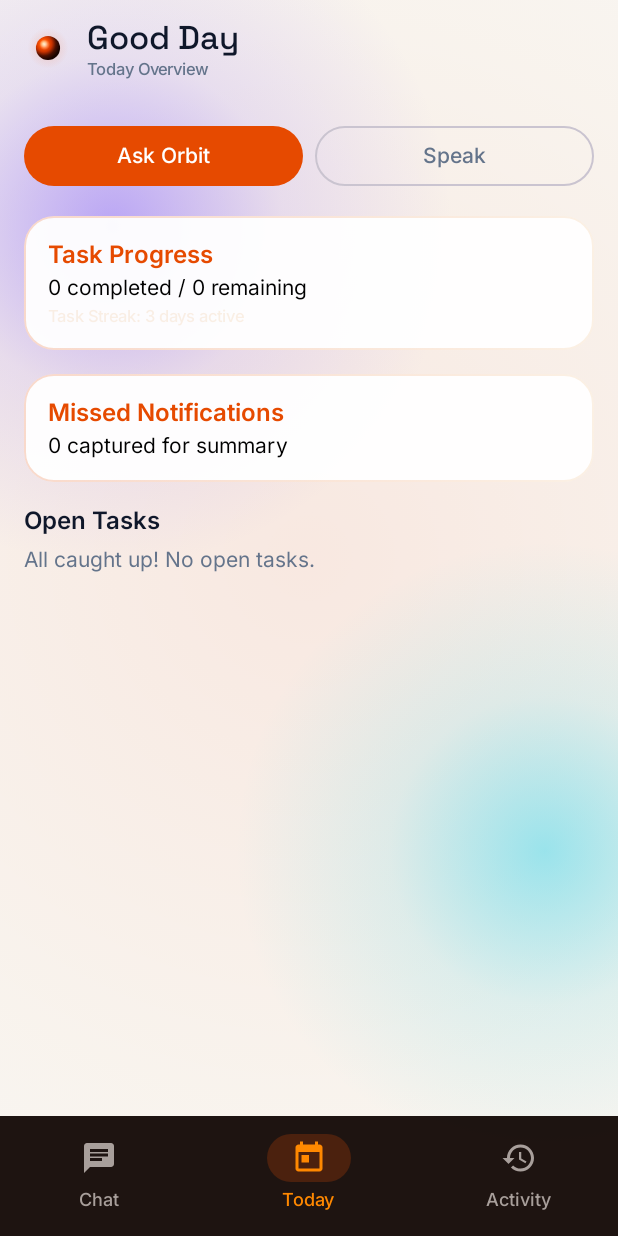
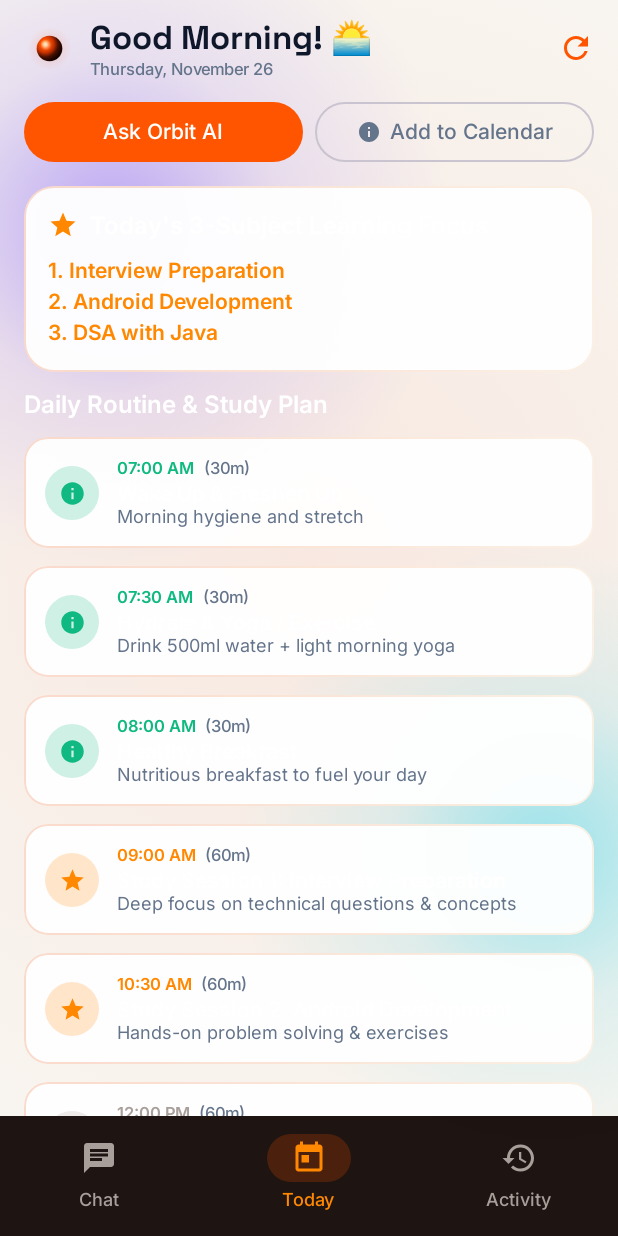
Before and after one commit to akashray398/Orbit, an Android app built with Jetpack Compose: the TodayScreen screen opened through its navigation route, on a phone screen of 412 x 824 dp. Run offline under Robolectric (Android 15) with nearby library versions, the phone set to English and light mode, and no system bars; our stand-ins replace Dagger/Hilt's generated code, Room's generated code, Shimmer, paging.

Commit message:
SMART PERSONAL DAILY PLANNER IMPLEMENTATION

```diff
--- /dev/null
+++ b/core/data/src/main/java/com/orbit/app/core/data/planner/DailyPlannerEngine.kt
@@ -0,0 +1,108 @@
+package com.orbit.app.core.data.planner
+
+import java.text.SimpleDateFormat
+import java.util.Calendar
+import java.util.Date
+import java.util.Locale
+import javax.inject.Inject
+import javax.inject.Singleton
+
+data class PlannerItem(
+    val id: String,
+    val category: String, // HEALTH, STUDY, PROJECT, AI_LEARNING, PERSONAL, REVIEW
+    val title: String,
+    val timeStr: String,
+    val durationMinutes: Int,
+    val description: String,
+    var isCompleted: Boolean = false
+)
+
+data class DailyPlanReport(
+    val dateStr: String,
+    val greeting: String,
+    val items: List<PlannerItem>,
+    val studySubjectsToday: List<String>
+)
+
+@Singleton
+class DailyPlannerEngine @Inject constructor() {
+
+    private val allStudySubjects = listOf(
+        "Interview Preparation",
+        "Android Development",
+        "DSA with Java",
+        "AI and Generative AI"
+    )
+
+    private var currentDayIndex = 0
+
+    fun generatePlan(
+        incompleteSubject: String? = null,
+        isTiredMode: Boolean = false
+    ): DailyPlanReport {
+        val now = Date()
+        val dateIso = SimpleDateFormat("yyyy-MM-dd", Locale.getDefault()).format(now)
+        val dateDisplay = SimpleDateFormat("EEEE, MMMM d", Locale.getDefault()).format(now)
+
+        val cal = Calendar.getInstance()
+        val hour = cal.get(Calendar.HOUR_OF_DAY)
+        val greeting = when {
+            hour in 5..11 -> "Good Morning! 🌅"
+            hour in 12..16 -> "Good Afternoon! ☀️"
+            else -> "Good Evening! 🌙"
+        }
+
+        // Rotate 3 subjects out of 4 intelligently
+        val rotated = mutableListOf<String>()
+        if (!incompleteSubject.isNullOrBlank() && allStudySubjects.any { it.contains(incompleteSubject, ignoreCase = true) }) {
+            val matched = allStudySubjects.first { it.contains(incompleteSubject, ignoreCase = true) }
+            rotated.add(matched)
+        }
+
+        for (i in 0..3) {
+            val idx = (currentDayIndex + i) % allStudySubjects.size
+            val subj = allStudySubjects[idx]
+            if (!rotated.contains(subj) && rotated.size < 3) {
+                rotated.add(subj)
+            }
+        }
+        currentDayIndex = (currentDayIndex + 1) % allStudySubjects.size
+
+        val items = mutableListOf<PlannerItem>()
+
+        // 1. Morning Health Routine
+        items.add(PlannerItem("p1", "HEALTH", "Wake Up & Freshen Up", "07:00 AM", 30, "Morning hygiene and stretch"))
+        items.add(PlannerItem("p2", "HEALTH", "Hydrate & Yoga / Exercise", "07:30 AM", 30, "Drink 500ml water + light morning yoga"))
+        items.add(PlannerItem("p3", "HEALTH", "Healthy Breakfast", "08:00 AM", 30, "Nutritious breakfast to fuel your day"))
+
+        if (isTiredMode) {
+            // Light Schedule
+            items.add(PlannerItem("p4", "STUDY", "Study Session: ${rotated[0]}", "09:30 AM", 45, "Focused core study session"))
+            items.add(PlannerItem("p5", "PERSONAL", "Relaxation & Walk", "11:00 AM", 45, "Light break to recharge energy"))
+            items.add(PlannerItem("p6", "HEALTH", "Lunch & Rest", "01:00 PM", 60, "Balanced lunch and midday rest"))
+            items.add(PlannerItem("p7", "PROJECT", "Orbit AI Project Work", "03:00 PM", 60, "Light project task execution"))
+            items.add(PlannerItem("p8", "AI_LEARNING", "10-Min Tech Article & Rest", "06:00 PM", 30, "Read 1 technical article"))
+            items.add(PlannerItem("p9", "HEALTH", "Dinner & Relax", "08:00 PM", 60, "Evening dinner with family"))
+            items.add(PlannerItem("p10", "REVIEW", "Daily Reflection & Sleep", "10:00 PM", 30, "Log progress and sleep schedule"))
+        } else {
+            // Standard Balanced Schedule
+            items.add(PlannerItem("p4", "STUDY", "Study Session 1: ${rotated[0]}", "09:00 AM", 60, "Deep focus on technical questions & concepts"))
+            items.add(PlannerItem("p5", "STUDY", "Study Session 2: ${rotated[1]}", "10:30 AM", 60, "Hands-on problem solving & exercises"))
+            items.add(PlannerItem("p6", "PERSONAL", "Personal Time & Relaxation", "12:00 PM", 60, "Short break before lunch"))
+            items.add(PlannerItem("p7", "HEALTH", "Lunch & Midday Rest", "01:00 PM", 60, "Healthy lunch and relaxation"))
+            items.add(PlannerItem("p8", "STUDY", "Study Session 3: ${rotated[2]}", "02:30 PM", 60, "Core learning & coding practice"))
+            items.add(PlannerItem("p9", "PROJECT", "Orbit AI Project Development", "04:00 PM", 90, "Build hands-on Android feature code"))
+            items.add(PlannerItem("p10", "PERSONAL", "Evening Walk & Refreshment", "06:00 PM", 60, "Outdoor walk and leisure time"))
+            items.add(PlannerItem("p11", "AI_LEARNING", "10-Min Tech Article & AI Insights", "07:15 PM", 30, "Read 1 relevant GenAI/Kotlin article"))
+            items.add(PlannerItem("p12", "HEALTH", "Dinner & Unwind", "08:00 PM", 60, "Nutritious dinner and screen wind-down"))
+            items.add(PlannerItem("p13", "REVIEW", "Daily Progress Review & Sleep", "09:30 PM", 30, "Review accomplishments and prepare for sleep"))
+        }
+
+        return DailyPlanReport(
+            dateStr = dateDisplay,
+            greeting = greeting,
+            items = items,
+            studySubjectsToday = rotated
+        )
+    }
+}
--- a/feature/today/build.gradle.kts
+++ b/feature/today/build.gradle.kts
@@ -14,6 +14,7 @@ dependencies {
     implementation(project(":core:designsystem"))
     implementation(project(":core:common"))
     implementation(project(":core:data"))
+    implementation(project(":core:tools"))
 
     implementation(libs.androidx.core.ktx)
     implementation(libs.androidx.navigation.compose)
--- a/feature/today/src/main/java/com/orbit/app/feature/today/ui/TodayScreen.kt
+++ b/feature/today/src/main/java/com/orbit/app/feature/today/ui/TodayScreen.kt
@@ -1,6 +1,9 @@
 package com.orbit.app.feature.today.ui
 
+import androidx.compose.foundation.background
 import androidx.compose.foundation.clickable
+import androidx.compose.foundation.layout.Arrangement
+import androidx.compose.foundation.layout.Box
 import androidx.compose.foundation.layout.Column
 import androidx.compose.foundation.layout.Row
 import androidx.compose.foundation.layout.Spacer
@@ -9,26 +12,43 @@ import androidx.compose.foundation.layout.fillMaxSize
 import androidx.compose.foundation.layout.fillMaxWidth
 import androidx.compose.foundation.layout.height
 import androidx.compose.foundation.layout.padding
+import androidx.compose.foundation.layout.size
 import androidx.compose.foundation.layout.width
-import androidx.compose.foundation.rememberScrollState
-import androidx.compose.foundation.verticalScroll
+import androidx.compose.foundation.lazy.LazyColumn
+import androidx.compose.foundation.lazy.items
+import androidx.compose.foundation.shape.CircleShape
+import androidx.compose.foundation.shape.RoundedCornerShape
 import androidx.compose.material.icons.Icons
+import androidx.compose.material.icons.filled.Build
 import androidx.compose.material.icons.filled.Check
+import androidx.compose.material.icons.filled.Info
+import androidx.compose.material.icons.filled.Refresh
+import androidx.compose.material.icons.filled.Star
 import androidx.compose.material3.Button
+import androidx.compose.material3.ButtonDefaults
 import androidx.compose.material3.ExperimentalMaterial3Api
 import androidx.compose.material3.Icon
+import androidx.compose.material3.IconButton
 import androidx.compose.material3.MaterialTheme
 import androidx.compose.material3.OutlinedButton
 import androidx.compose.material3.Scaffold
+import androidx.compose.material3.SnackbarHost
+import androidx.compose.material3.SnackbarHostState
 import androidx.compose.material3.Text
 import androidx.compose.material3.TopAppBar
 import androidx.compose.material3.TopAppBarDefaults
 import androidx.compose.runtime.Composable
+import androidx.compose.runtime.LaunchedEffect
 import androidx.compose.runtime.getValue
+import androidx.compose.runtime.remember
 import androidx.compose.ui.Alignment
 import androidx.compose.ui.Modifier
+import androidx.compose.ui.draw.clip
 import androidx.compose.ui.graphics.Color
+import androidx.compose.ui.text.font.FontWeight
+import androidx.compose.ui.text.style.TextDecoration
 import androidx.compose.ui.unit.dp
+import androidx.compose.ui.unit.sp
 import androidx.hilt.navigation.compose.hiltViewModel
 import androidx.lifecycle.compose.collectAsStateWithLifecycle
 import com.orbit.app.core.designsystem.components.AgentOrb
@@ -46,21 +66,44 @@ fun TodayScreen(
     viewModel: TodayViewModel = hiltViewModel()
 ) {
     val uiState by viewModel.uiState.collectAsStateWithLifecycle()
+    val snackbarHostState = remember { SnackbarHostState() }
+    val report = uiState.planReport
+
+    LaunchedEffect(uiState.calendarAddedNotice) {
+        val notice = uiState.calendarAddedNotice
+        if (notice != null) {
+            snackbarHostState.showSnackbar(notice)
+            viewModel.clearNotice()
+        }
+    }
 
     OrbitBackground(modifier = modifier) {
         Scaffold(
             containerColor = Color.Transparent,
+            snackbarHost = { SnackbarHost(snackbarHostState) },
             contentWindowInsets = WindowInsets(0, 0, 0, 0),
             topBar = {
                 TopAppBar(
                     title = {
                         Row(verticalAlignment = Alignment.CenterVertically) {
-                            AgentOrb(state = AgentState.Idle, size = 32.dp)
+                            AgentOrb(state = AgentState.Idle, size = 34.dp)
                             Spacer(modifier = Modifier.width(10.dp))
                             Column {
-                                Text("Good Day", style = MaterialTheme.typography.titleLarge)
-                                Text("Today Overview", style = MaterialTheme.typography.labelSmall, color = MaterialTheme.colorScheme.onSurfaceVariant)
+                                Text(
+                                    text = report?.greeting ?: "Good Day",
+                                    style = MaterialTheme.typography.titleLarge.copy(fontWeight = FontWeight.Bold)
+                                )
+                                Text(
+                                    text = report?.dateStr ?: "Daily Planner",
+                                    style = MaterialTheme.typography.labelSmall,
+                                    color = MaterialTheme.colorScheme.onSurfaceVariant
+                                )
                             }
+                        }
+                    },
+                    actions = {
+                        IconButton(onClick = { viewModel.generateDailyPlan() }) {
+                            Icon(Icons.Default.Refresh, contentDescription = "Regenerate Plan", tint = Color(0xFFFF5500))
                         }
                     },
                     windowInsets = WindowInsets(0, 0, 0, 0),
@@ -68,73 +111,100 @@ fun TodayScreen(
                 )
             }
         ) { innerPadding ->
-            Column(
+            LazyColumn(
                 modifier = Modifier
                     .fillMaxSize()
                     .padding(innerPadding)
-                    .verticalScroll(rememberScrollState())
-                    .padding(16.dp)
+                    .padding(horizontal = 16.dp),
+                verticalArrangement = Arrangement.spacedBy(12.dp)
             ) {
-                // Quick Actions
+                // Top Action Buttons (Ask Orbit / Add Plan to Calendar)
+                item {
                     Row(modifier = Modifier.fillMaxWidth()) {
-                    Button(onClick = onAskClick, modifier = Modifier.weight(1f)) {
-                        Text("Ask Orbit")
+                        Button(
+                            onClick = onAskClick,
+                            modifier = Modifier.weight(1f),
+                            colors = ButtonDefaults.buttonColors(containerColor = Color(0xFFFF5500))
+                        ) {
+                            Text("Ask Orbit AI")
                         }
                         Spacer(modifier = Modifier.width(8.dp))
-                    OutlinedButton(onClick = onSpeakClick, modifier = Modifier.weight(1f)) {
-                        Text("Speak")
+                        OutlinedButton(
+                            onClick = { viewModel.addPlanToCalendar() },
+                            modifier = Modifier.weight(1f)
+                        ) {
+                            Icon(Icons.Default.Info, contentDescription = null, modifier = Modifier.size(16.dp))
+                            Spacer(modifier = Modifier.width(6.dp))
+                            Text("Add to Calendar")
+                        }
                     }
                 }
 
-                Spacer(modifier = Modifier.height(16.dp))
-
-                // Task Progress Card
-                GlassCard(modifier = Modifier.fillMaxWidth()) {
+                // 3-Subject Rotated Learning Card
+                if (report != null && report.studySubjectsToday.isNotEmpty()) {
+                    item {
+                        GlassCard(modifier = Modifier.fillMaxWidth(), shape = RoundedCornerShape(20.dp)) {
                             Column(modifier = Modifier.padding(16.dp)) {
-                        Text("Task Progress", style = MaterialTheme.typography.titleMedium, color = MaterialTheme.colorScheme.primary)
-                        Spacer(modifier = Modifier.height(4.dp))
+                                Row(verticalAlignment = Alignment.CenterVertically) {
+                                    Icon(Icons.Default.Star, contentDescription = null, tint = Color(0xFFFF8800), modifier = Modifier.size(20.dp))
+                                    Spacer(modifier = Modifier.width(8.dp))
                                     Text(
-                            text = "${uiState.completedTasksCount} completed / ${uiState.openTasksCount} remaining",
-                            style = MaterialTheme.typography.bodyMedium
+                                        text = "Today's 3-Subject Learning Focus",
+                                        style = MaterialTheme.typography.titleMedium,
+                                        fontWeight = FontWeight.Bold,
+                                        color = Color.White
                                     )
-                        Spacer(modifier = Modifier.height(4.dp))
+                                }
+                                Spacer(modifier = Modifier.height(10.dp))
+                                report.studySubjectsToday.forEachIndexed { idx, subj ->
                                     Text(
-                            text = "Task Streak: ${uiState.streakDays} days active",
-                            style = MaterialTheme.typography.labelSmall,
-                            color = OrbitTheme.colors.glowSecondary
+                                        text = "${idx + 1}. $subj",
+                                        style = MaterialTheme.typography.bodyMedium,
+                                        color = Color(0xFFFF8800),
+                                        fontWeight = FontWeight.SemiBold,
+                                        modifier = Modifier.padding(vertical = 2.dp)
                                     )
                                 }
                             }
-
-                Spacer(modifier = Modifier.height(16.dp))
-
-                // Notifications Card
-                GlassCard(modifier = Modifier.fillMaxWidth()) {
-                    Column(modifier = Modifier.padding(16.dp)) {
-                        Text("Missed Notifications", style = MaterialTheme.typography.titleMedium, color = MaterialTheme.colorScheme.primary)
-                        Spacer(modifier = Modifier.height(4.dp))
-                        Text(
-                            text = "${uiState.notificationsCount} captured for summary",
-                            style = MaterialTheme.typography.bodyMedium
-                        )
+                        }
                     }
                 }
 
-                Spacer(modifier = Modifier.height(16.dp))
+                // Header for Timeline
+                item {
+                    Text(
+                        text = "Daily Routine & Study Plan",
+                        style = MaterialTheme.typography.titleMedium.copy(fontWeight = FontWeight.Bold),
+                        color = Color.White
+                    )
+                }
 
-                // Open Tasks List
-                Text("Open Tasks", style = MaterialTheme.typography.titleMedium, color = MaterialTheme.colorScheme.onSurface)
-                Spacer(modifier = Modifier.height(8.dp))
+                // List of Daily Plan Items
+                val itemsList = report?.items ?: emptyList()
+                items(
+                    items = itemsList,
+                    key = { it.id }
+                ) { item ->
+                    val categoryColor = when (item.category) {
+                        "HEALTH" -> Color(0xFF10B981)
+                        "STUDY" -> Color(0xFFFF8800)
+                        "PROJECT" -> Color(0xFFFF5500)
+                        "AI_LEARNING" -> Color(0xFF3B82F6)
+                        else -> Color(0xFFA89F9B)
+                    }
 
-                if (uiState.openTasks.isEmpty()) {
-                    Text("All caught up! No open tasks.", style = MaterialTheme.typography.bodyMedium, color = MaterialTheme.colorScheme.onSurfaceVariant)
-                } else {
-                    uiState.openTasks.forEach { task ->
+                    val categoryIcon = when (item.category) {
+                        "STUDY" -> Icons.Default.Star
+                        "PROJECT" -> Icons.Default.Build
+                        "AI_LEARNING" -> Icons.Default.Info
+                        else -> Icons.Default.Info
+                    }
+
                     GlassCard(
                         modifier = Modifier
                             .fillMaxWidth()
-                                .padding(vertical = 4.dp)
-                                .clickable { viewModel.completeTask(task.id) }
+                            .clickable { viewModel.toggleItemCompleted(item.id) },
+                        shape = RoundedCornerShape(16.dp)
                     ) {
                         Row(
                             modifier = Modifier
@@ -142,19 +212,61 @@ fun TodayScreen(
                                 .padding(14.dp),
                             verticalAlignment = Alignment.CenterVertically
                         ) {
-                                Icon(Icons.Default.Check, contentDescription = "Complete", tint = MaterialTheme.colorScheme.primary)
+                            Box(
+                                modifier = Modifier
+                                    .size(36.dp)
+                                    .clip(CircleShape)
+                                    .background(if (item.isCompleted) Color(0xFF10B981) else categoryColor.copy(alpha = 0.2f)),
+                                contentAlignment = Alignment.Center
+                            ) {
+                                Icon(
+                                    imageVector = if (item.isCompleted) Icons.Default.Check else categoryIcon,
+                                    contentDescription = null,
+                                    tint = if (item.isCompleted) Color.White else categoryColor,
+                                    modifier = Modifier.size(18.dp)
+                                )
+                            }
+
                             Spacer(modifier = Modifier.width(12.dp))
-                                Column {
-                                    Text(task.title, style = MaterialTheme.typography.titleSmall)
-                                    Text("Priority: ${task.priority.name}", style = MaterialTheme.typography.labelSmall, color = MaterialTheme.colorScheme.onSurfaceVariant)
+
+                            Column(modifier = Modifier.weight(1f)) {
+                                Row(verticalAlignment = Alignment.CenterVertically) {
+                                    Text(
+                                        text = item.timeStr,
+                                        style = MaterialTheme.typography.labelSmall,
+                                        color = categoryColor,
+                                        fontWeight = FontWeight.Bold
+                                    )
+                                    Spacer(modifier = Modifier.width(6.dp))
+                                    Text(
+                                        text = "(${item.durationMinutes}m)",
+                                        style = MaterialTheme.typography.labelSmall,
+                                        color = MaterialTheme.colorScheme.onSurfaceVariant
+                                    )
+                                }
+                                Spacer(modifier = Modifier.height(2.dp))
+                                Text(
+                                    text = item.title,
+                                    style = MaterialTheme.typography.titleSmall.copy(
+                                        fontWeight = FontWeight.SemiBold,
+                                        textDecoration = if (item.isCompleted) TextDecoration.LineThrough else TextDecoration.None
+                                    ),
+                                    color = if (item.isCompleted) MaterialTheme.colorScheme.onSurfaceVariant else Color.White
+                                )
+                                Text(
+                                    text = item.description,
+                                    style = MaterialTheme.typography.bodySmall,
+                                    color = MaterialTheme.colorScheme.onSurfaceVariant
+                                )
+                            }
+                        }
+                    }
+                }
+
+                item {
+                    Spacer(modifier = Modifier.height(32.dp))
                 }
             }
         }
     }
 }
-
-                Spacer(modifier = Modifier.height(32.dp))
-            }
-        }
-    }
-}
--- a/feature/today/src/main/java/com/orbit/app/feature/today/ui/TodayViewModel.kt
+++ b/feature/today/src/main/java/com/orbit/app/feature/today/ui/TodayViewModel.kt
@@ -4,14 +4,21 @@ import androidx.lifecycle.ViewModel
 import androidx.lifecycle.viewModelScope
 import com.orbit.app.core.common.coroutine.DispatcherProvider
 import com.orbit.app.core.data.database.daos.NotificationDao
+import com.orbit.app.core.data.planner.DailyPlanReport
+import com.orbit.app.core.data.planner.DailyPlannerEngine
+import com.orbit.app.core.data.planner.PlannerItem
 import com.orbit.app.core.domain.model.Task
+import com.orbit.app.core.domain.model.ToolArguments
+import com.orbit.app.core.domain.model.ToolContext
 import com.orbit.app.core.domain.repository.TaskRepository
+import com.orbit.app.core.tools.AddCalendarEventTool
 import dagger.hilt.android.lifecycle.HiltViewModel
 import kotlinx.coroutines.flow.MutableStateFlow
 import kotlinx.coroutines.flow.StateFlow
 import kotlinx.coroutines.flow.asStateFlow
 import kotlinx.coroutines.flow.update
 import kotlinx.coroutines.launch
+import java.util.UUID
 import javax.inject.Inject
 
 data class TodayUiState(
@@ -19,13 +26,17 @@ data class TodayUiState(
     val completedTasksCount: Int = 0,
     val openTasks: List<Task> = emptyList(),
     val notificationsCount: Int = 0,
-    val streakDays: Int = 3
+    val streakDays: Int = 5,
+    val planReport: DailyPlanReport? = null,
+    val calendarAddedNotice: String? = null
 )
 
 @HiltViewModel
 class TodayViewModel @Inject constructor(
     private val taskRepository: TaskRepository,
     private val notificationDao: NotificationDao,
+    private val plannerEngine: DailyPlannerEngine,
+    private val addCalendarEventTool: AddCalendarEventTool,
     private val dispatchers: DispatcherProvider
 ) : ViewModel() {
 
@@ -34,6 +45,51 @@ class TodayViewModel @Inject constructor(
 
     init {
         observeData()
+        generateDailyPlan()
+    }
+
+    fun generateDailyPlan(incompleteSubject: String? = null, isTiredMode: Boolean = false) {
+        val report = plannerEngine.generatePlan(incompleteSubject, isTiredMode)
+        _uiState.update { it.copy(planReport = report) }
+    }
+
+    fun toggleItemCompleted(itemId: String) {
+        val currentReport = _uiState.value.planReport ?: return
+        val updatedItems = currentReport.items.map { item ->
+            if (item.id == itemId) {
+                item.copy(isCompleted = !item.isCompleted)
+            } else {
+                item
+            }
+        }
+        _uiState.update {
+            it.copy(planReport = currentReport.copy(items = updatedItems))
+        }
+    }
+
+    fun addPlanToCalendar() {
+        val report = _uiState.value.planReport ?: return
+        viewModelScope.launch(dispatchers.io) {
+            val studyItems = report.items.filter { it.category == "STUDY" || it.category == "PROJECT" }
+            var count = 0
+
+            studyItems.forEach { item ->
+                val args = ToolArguments.fromJsonString("{\"title\":\"${item.title}\"}")
+                val ctx = ToolContext(messageId = UUID.randomUUID().toString())
+                try {
+                    addCalendarEventTool.execute(args, ctx)
+                    count++
+                } catch (_: Exception) {}
+            }
+
+            _uiState.update {
+                it.copy(calendarAddedNotice = "$count study sessions added to your calendar!")
+            }
+        }
+    }
+
+    fun clearNotice() {
+        _uiState.update { it.copy(calendarAddedNotice = null) }
     }
 
     private fun observeData() {
```
Also changed, not shown: 2 other files. Lines whose indentation alone changed are shown as unchanged.
